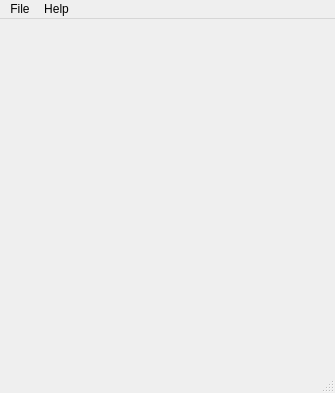
Old version of the form fuzzy_logic_gui/flg_main_window.ui in the repository rafidalhaq/complex-course.
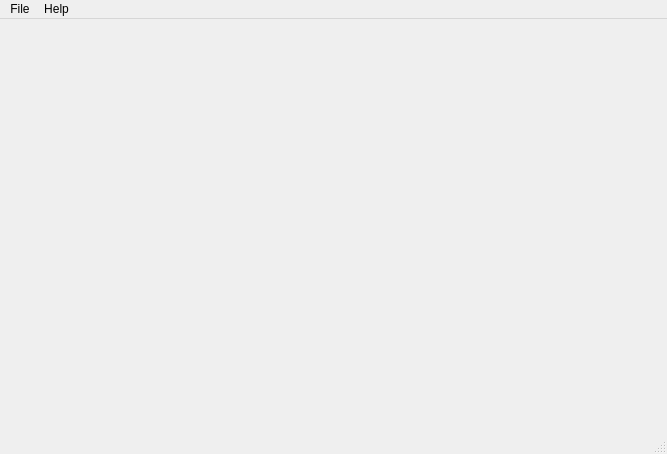
New version of the form.

Diff of the .ui file:
```diff
--- a/fuzzy_logic_gui/flg_main_window.ui
+++ b/fuzzy_logic_gui/flg_main_window.ui
@@ -6,8 +6,8 @@
    <rect>
     <x>0</x>
     <y>0</y>
-    <width>335</width>
-    <height>393</height>
+    <width>667</width>
+    <height>454</height>
    </rect>
   </property>
   <property name="windowTitle">
@@ -19,7 +19,7 @@
     <rect>
      <x>0</x>
      <y>0</y>
-     <width>335</width>
+     <width>667</width>
      <height>21</height>
     </rect>
    </property>
```
